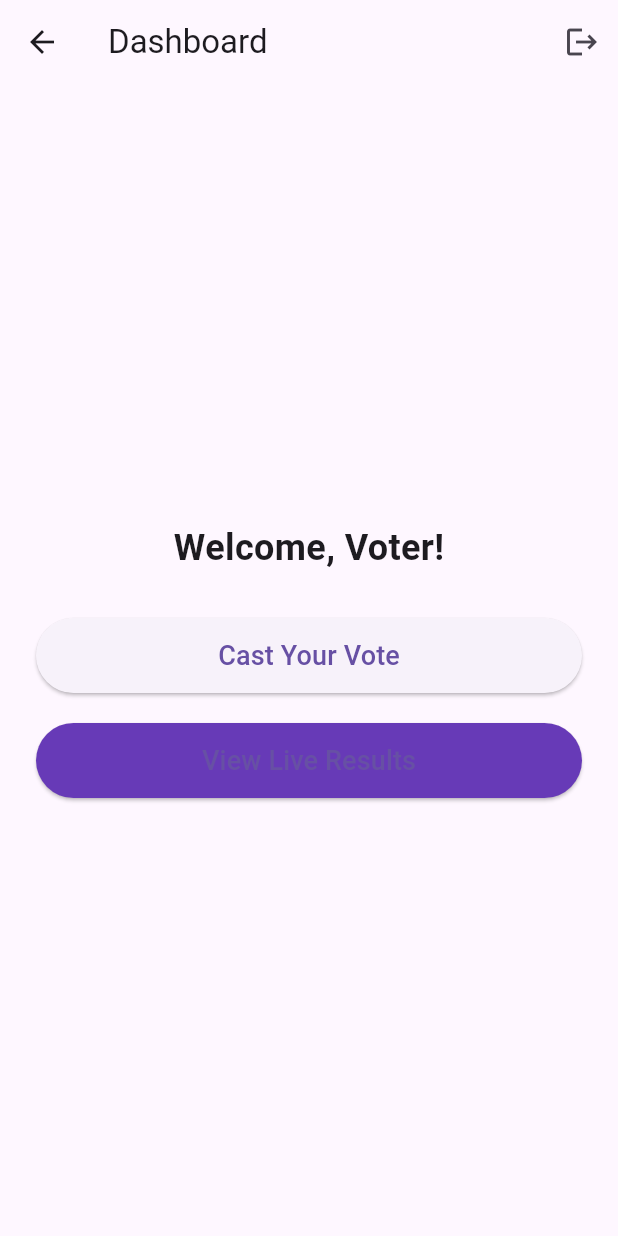
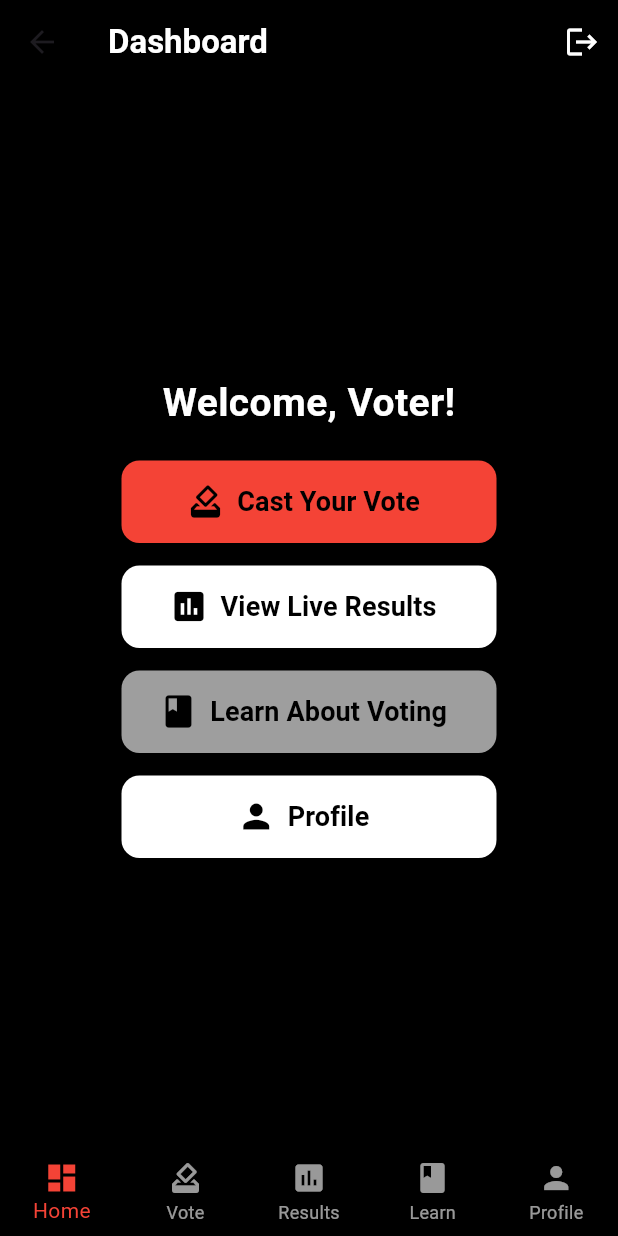
Before and after one commit to real-rohit/De-Vote, a Flutter app: the HomeScreen screen opened by its route, on a phone screen of 412 x 824 dp. Run offline on Flutter 3.47's test engine with Material 3 defaults, Android fonts, the phone set to English and light mode, and no system bars; our stand-ins replace firebase_auth, firebase_core, youtube_player_flutter; missing offline and left inert: web3dart; accounts and stored records are empty.

Commit message:
Add Flutter Secure Storage and update app icons and navigation

```diff
--- a/lib/main.dart
+++ b/lib/main.dart
@@ -7,6 +7,7 @@
 import 'screens/home_screen.dart';
 import 'screens/voting_screen.dart';
 import 'screens/results_screen.dart';
+import 'screens/verification_screen.dart';
 
 void main() async {
   WidgetsFlutterBinding.ensureInitialized();
@@ -36,6 +37,7 @@
         '/home': (context) => HomeScreen(),
         '/vote': (context) => VotingScreen(),
         '/results': (context) => ResultsScreen(),
+        '/verification': (context) => VerificationScreen(),
       },
     );
   }
--- a/lib/screens/home_screen.dart
+++ b/lib/screens/home_screen.dart
@@ -1,19 +1,46 @@
-// lib/screens/home_screen.dart
 import 'package:flutter/material.dart';
 import 'package:firebase_auth/firebase_auth.dart';
+import 'package:youtube_player_flutter/youtube_player_flutter.dart';
 
-class HomeScreen extends StatelessWidget {
+class HomeScreen extends StatefulWidget {
   const HomeScreen({super.key});
 
   @override
+  _HomeScreenState createState() => _HomeScreenState();
+}
+
+class _HomeScreenState extends State<HomeScreen> {
+  int _currentIndex = 0;
+  final List<Widget> _screens = [];
+
+  @override
+  void initState() {
+    super.initState();
+    _screens.addAll([
+      _buildDashboard(),
+      _buildVoteScreen(),
+      _buildResultsScreen(),
+      _buildEducationScreen(),
+      _buildProfileScreen(),
+    ]);
+  }
+
+  @override
   Widget build(BuildContext context) {
-    // Dummy electoral info can be fetched from Firestore if needed
     return Scaffold(
       appBar: AppBar(
-        title: Text("Dashboard"),
+        title: const Text(
+          "Dashboard",
+          style: TextStyle(
+            fontSize: 22,
+            fontWeight: FontWeight.bold,
+            color: Colors.white,
+          ),
+        ),
+        backgroundColor: Colors.black,
         actions: [
           IconButton(
-            icon: Icon(Icons.logout),
+            icon: const Icon(Icons.logout, color: Colors.white),
             onPressed: () async {
               await FirebaseAuth.instance.signOut();
               // ignore: use_build_context_synchronously
@@ -22,39 +49,198 @@ class HomeScreen extends StatelessWidget {
           ),
         ],
       ),
-      body: Padding(
-        padding: EdgeInsets.all(24),
-        child: Center(
+      backgroundColor: Colors.black,
+      body: _screens[_currentIndex],
+      bottomNavigationBar: BottomNavigationBar(
+        currentIndex: _currentIndex,
+        onTap: (index) {
+          setState(() {
+            _currentIndex = index;
+          });
+        },
+        type: BottomNavigationBarType.fixed,
+        backgroundColor: Colors.black,
+        selectedItemColor: Colors.red,
+        unselectedItemColor: Colors.white60,
+        showUnselectedLabels: true,
+        items: const [
+          BottomNavigationBarItem(icon: Icon(Icons.dashboard), label: "Home"),
+          BottomNavigationBarItem(icon: Icon(Icons.how_to_vote), label: "Vote"),
+          BottomNavigationBarItem(icon: Icon(Icons.poll), label: "Results"),
+          BottomNavigationBarItem(icon: Icon(Icons.book), label: "Learn"),
+          BottomNavigationBarItem(icon: Icon(Icons.person), label: "Profile"),
+        ],
+      ),
+    );
+  }
+
+  Widget _buildDashboard() {
+    return Center(
       child: Column(
         mainAxisAlignment: MainAxisAlignment.center,
-            children: <Widget>[
+        children: [
           Text(
             'Welcome, Voter!',
-                style: TextStyle(fontSize: 24, fontWeight: FontWeight.bold),
+            style: TextStyle(
+              fontSize: 26,
+              fontWeight: FontWeight.bold,
+              color: Colors.white,
             ),
-              SizedBox(height: 30),
-              ElevatedButton(
-                onPressed: () => Navigator.pushNamed(context, '/vote'),
-                style: ElevatedButton.styleFrom(
-                  minimumSize: Size(double.infinity, 50),
-                ),
-                child: Text("Cast Your Vote", style: TextStyle(fontSize: 18)),
           ),
           SizedBox(height: 20),
-              ElevatedButton(
-                onPressed: () => Navigator.pushNamed(context, '/results'),
+          _luxuryButton(
+            "Cast Your Vote",
+            Icons.how_to_vote,
+            '/vote',
+            Colors.red,
+          ),
+          SizedBox(height: 15),
+          _luxuryButton(
+            "View Live Results",
+            Icons.poll,
+            '/results',
+            Colors.white,
+          ),
+          SizedBox(height: 15),
+          _luxuryButton(
+            "Learn About Voting",
+            Icons.book,
+            '/education',
+            Colors.grey,
+          ),
+          SizedBox(height: 15),
+          _luxuryButton("Profile", Icons.person, '/profile', Colors.white),
+        ],
+      ),
+    );
+  }
+
+  Widget _luxuryButton(String text, IconData icon, String route, Color color) {
+    return ElevatedButton.icon(
+      onPressed: () => Navigator.pushNamed(context, route),
+      icon: Icon(icon, size: 26, color: Colors.black),
+      label: Text(
+        text,
+        style: const TextStyle(
+          fontSize: 18,
+          fontWeight: FontWeight.bold,
+          color: Colors.black,
+        ),
+      ),
       style: ElevatedButton.styleFrom(
-                  minimumSize: Size(double.infinity, 50),
-                  backgroundColor: Colors.deepPurple,
+        minimumSize: const Size(250, 55),
+        backgroundColor: color,
+        shape: RoundedRectangleBorder(borderRadius: BorderRadius.circular(12)),
+        elevation: 8,
       ),
+    );
+  }
+
+  Widget _buildVoteScreen() {
+    return Center(
       child: Text(
-                  "View Live Results",
-                  style: TextStyle(fontSize: 18),
+        "Voting Page",
+        style: TextStyle(fontSize: 24, color: Colors.white),
       ),
+    );
+  }
+
+  Widget _buildResultsScreen() {
+    return Center(
+      child: Text(
+        "Results Page",
+        style: TextStyle(fontSize: 24, color: Colors.white),
+      ),
+    );
+  }
+
+  Widget _buildEducationScreen() {
+    final videoId = YoutubePlayer.convertUrlToId(
+      "https://www.youtube.com/watch?v=QfICeBtVv8U",
+    ); // Example video URL
+    return SingleChildScrollView(
+      child: Padding(
+        padding: const EdgeInsets.all(16.0),
+        child: Column(
+          crossAxisAlignment: CrossAxisAlignment.start,
+          children: [
+            YoutubePlayer(
+              controller: YoutubePlayerController(
+                initialVideoId: videoId!,
+                flags: const YoutubePlayerFlags(autoPlay: false),
+              ),
+              showVideoProgressIndicator: true,
+            ),
+            const SizedBox(height: 20),
+            const Text(
+              "Why Should You Vote?",
+              style: TextStyle(
+                fontSize: 22,
+                fontWeight: FontWeight.bold,
+                color: Colors.white,
+              ),
+            ),
+            const SizedBox(height: 10),
+            const Text(
+              "Voting is a fundamental right and responsibility of every citizen. "
+              "It allows you to have a say in the decisions that affect your life and community. "
+              "By voting, you contribute to shaping the future of your country.",
+              style: TextStyle(fontSize: 16, color: Colors.white70),
             ),
           ],
         ),
       ),
+    );
+  }
+
+  Widget _buildProfileScreen() {
+    // Example profile data fetched from verification_screen.dart
+    final profileData = {
+      "Name": "John Doe",
+      "Age": "30",
+      "Gender": "Male",
+      "Aadhaar": "1234-5678-9012",
+      "Voter ID": "ABC1234567",
+      "Phone": "+1234567890",
+      "Email": "johndoe@example.com",
+    };
+
+    return Padding(
+      padding: const EdgeInsets.all(16.0),
+      child: Column(
+        crossAxisAlignment: CrossAxisAlignment.start,
+        children: [
+          const Text(
+            "Profile Information",
+            style: TextStyle(
+              fontSize: 22,
+              fontWeight: FontWeight.bold,
+              color: Colors.white,
+            ),
+          ),
+          const SizedBox(height: 20),
+          ...profileData.entries.map((entry) {
+            return Padding(
+              padding: const EdgeInsets.only(bottom: 10.0),
+              child: Row(
+                children: [
+                  Text(
+                    "${entry.key}: ",
+                    style: const TextStyle(
+                      fontSize: 16,
+                      fontWeight: FontWeight.bold,
+                      color: Colors.white,
+                    ),
+                  ),
+                  Text(
+                    entry.value,
+                    style: const TextStyle(fontSize: 16, color: Colors.white70),
+                  ),
+                ],
+              ),
+            );
+          }).toList(),
+        ],
       ),
     );
   }
--- a/lib/screens/onboarding_screen.dart
+++ b/lib/screens/onboarding_screen.dart
@@ -32,7 +32,7 @@ class OnboardingScreen extends StatelessWidget {
                   ),
                   onPressed: () {
                     // Store language preference if needed
-                    Navigator.pushReplacementNamed(context, '/login');
+                    Navigator.pushReplacementNamed(context, '/verification');
                   },
                   child: Text(lang, style: TextStyle(fontSize: 18)),
                 ),
--- a/lib/screens/voting_screen.dart
+++ b/lib/screens/voting_screen.dart
@@ -1,7 +1,6 @@
 // lib/screens/voting_screen.dart
 import 'package:de_vote/services/blockchain_service.dart';
 import 'package:de_vote/widgets/candidate_card.dart';
-import 'package:flutter/foundation.dart';
 import 'package:flutter/material.dart';
 
 class VotingScreen extends StatefulWidget {
@@ -22,18 +21,17 @@ class _VotingScreenState extends State<VotingScreen> {
   bool isLoading = false;
   String transactionHash = '';
   final BlockchainService blockchainService = BlockchainService();
-
   Future<void> _castVote() async {
     setState(() {
       isLoading = true;
     });
     try {
+      print("Casting vote for candidate ID: $selectedCandidateId");
       String txHash = await blockchainService.vote(selectedCandidateId);
       setState(() {
         transactionHash = txHash;
       });
       showDialog(
-        // ignore: use_build_context_synchronously
         context: context,
         builder:
             (context) => AlertDialog(
@@ -48,13 +46,10 @@ class _VotingScreenState extends State<VotingScreen> {
             ),
       );
     } catch (e) {
-      if (kDebugMode) {
-        print("Error: $e");
-      }
+      print("Error casting vote: $e");
       ScaffoldMessenger.of(
-        // ignore: use_build_context_synchronously
         context,
-      ).showSnackBar(SnackBar(content: Text("Error casting vote")));
+      ).showSnackBar(SnackBar(content: Text("Error casting vote: $e")));
     } finally {
       setState(() {
         isLoading = false;
```
Also changed, not shown: lib/screens/elections_screen.dart (added, +37 -0 lines), lib/screens/splash_screen.dart (+5 -5 lines), lib/screens/verification_screen.dart (added, +192 -0 lines), lib/services/blockchain_service.dart (+112 -15 lines), pubspec.yaml (+11 -0 lines), assets/images/logo.png (added), pubspec.lock, 35 other files. Lines whose indentation alone changed are shown as unchanged.
